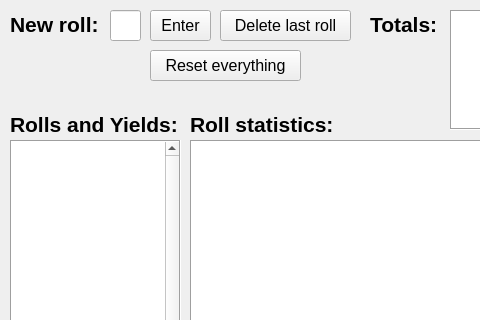
First picture: the form in ui/mainwindow.ui, repository dr-asbestos/catan-dice-tracker, before the edit; both pictures show x 0 to 480 and y 0 to 320 of the 1205 by 505 pixel window.
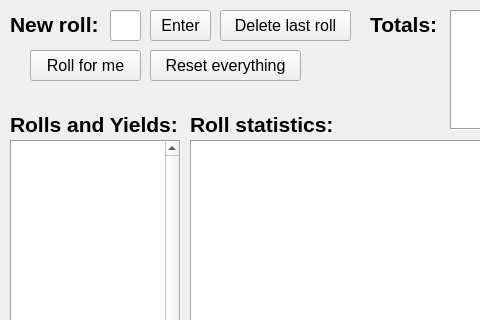
Second picture: the form after the edit.

Commit message: roll for me button

The edit to the form file:
```diff
--- a/ui/mainwindow.ui
+++ b/ui/mainwindow.ui
@@ -343,6 +343,24 @@
      <string notr="true">Reset everything</string>
     </property>
    </widget>
+   <widget class="QPushButton" name="buttonAutoRoll">
+    <property name="geometry">
+     <rect>
+      <x>30</x>
+      <y>50</y>
+      <width>111</width>
+      <height>31</height>
+     </rect>
+    </property>
+    <property name="font">
+     <font>
+      <pointsize>12</pointsize>
+     </font>
+    </property>
+    <property name="text">
+     <string notr="true">Roll for me</string>
+    </property>
+   </widget>
   </widget>
  </widget>
  <resources/>
```
The commit also changes 1 other file.
